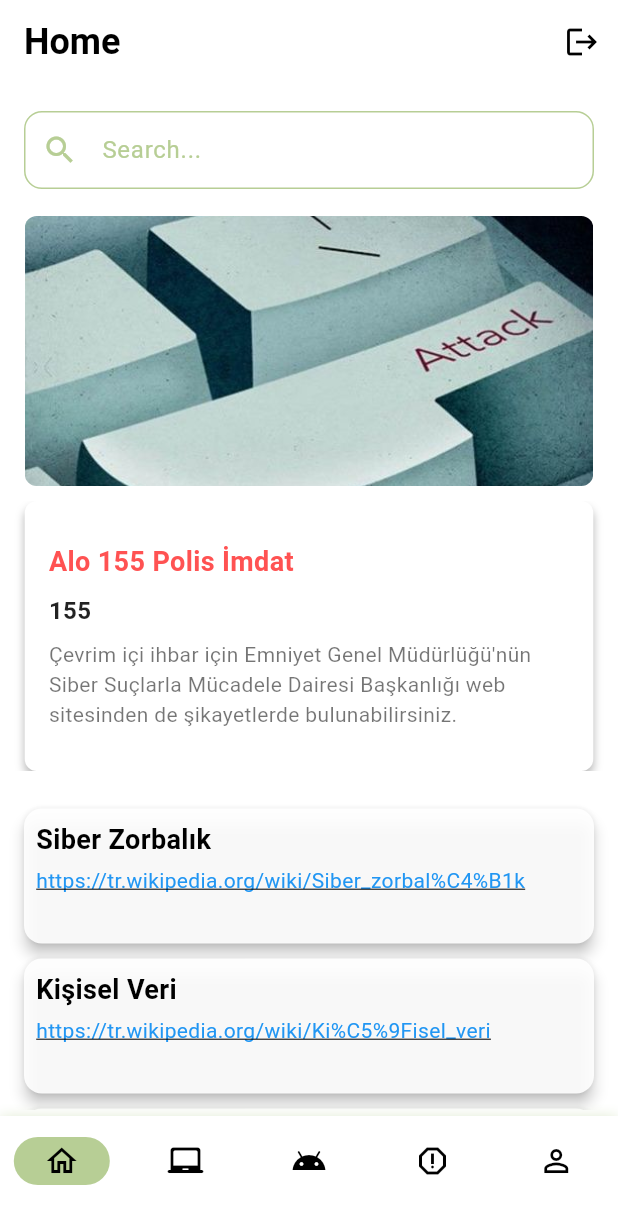
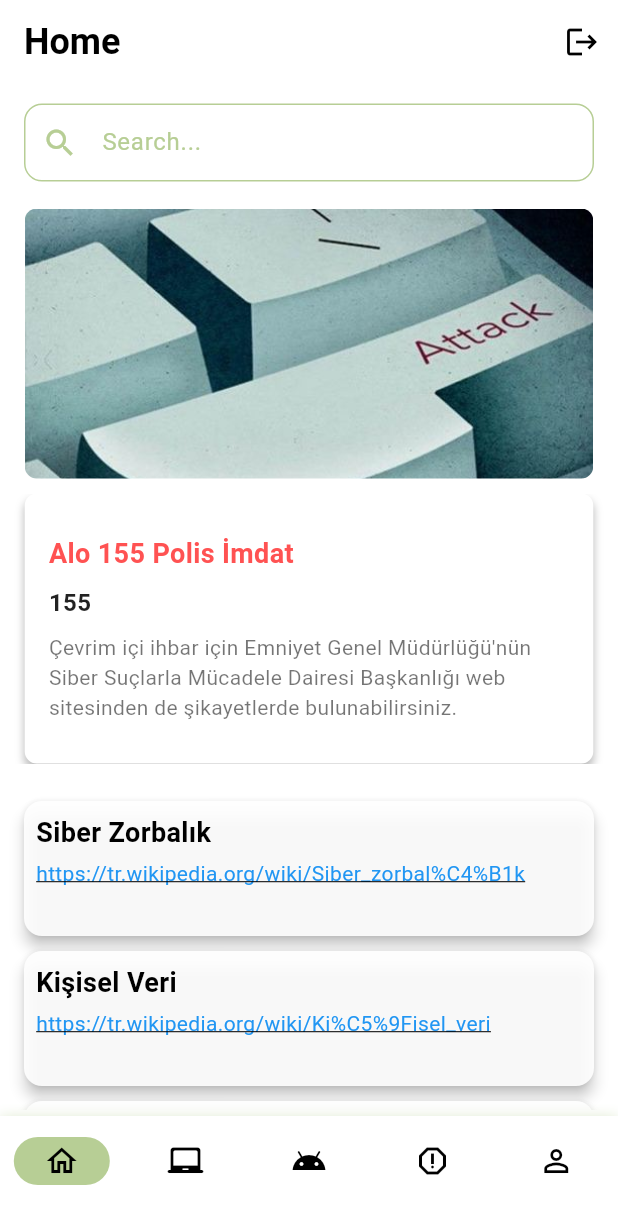
Before and after one commit to GokceKy/digital_awareness_app, a Flutter app: the screen it shows once a user with an empty profile is signed in, on a phone screen of 412 x 824 dp. Shown: the top 1224 px of the screen. Run offline on Flutter 3.47's test engine with Material 3 defaults, Android fonts, the phone set to English and light mode, and no system bars; drawn by our look-alikes of carousel_slider; our stand-ins replace cloud_firestore, firebase_auth, firebase_core, flutter_gemini; accounts and stored records are empty; network calls fail.

Commit message:
update padding

```diff
--- a/lib/view/education/course_screen.dart
+++ b/lib/view/education/course_screen.dart
@@ -33,13 +33,13 @@ class CourseScreen extends StatelessWidget {
           return Column(
             children: [
               Padding(
-                padding: const EdgeInsets.only(top: 10),
+                padding: const EdgeInsets.only(top: 5),
                 child: CustomSearchBar(),
               ),
               Expanded(
                 // Use Expanded here
                 child: ListView.builder(
-                  padding: const EdgeInsets.all(16.0),
+                  padding: const EdgeInsets.symmetric(horizontal: 16.0),
                   itemCount: courseItems.length,
                   itemBuilder: (context, index) {
                     final data =
--- a/lib/view/home/home_screen.dart
+++ b/lib/view/home/home_screen.dart
@@ -24,7 +24,7 @@ class HomeScreen extends StatelessWidget {
           child: Column(
             children: [
               Padding(
-                padding: const EdgeInsets.only(top: 10),
+                padding: const EdgeInsets.only(top: 5),
                 child: CustomSearchBar(),
               ),
               const SizedBox(height: 10),
```
